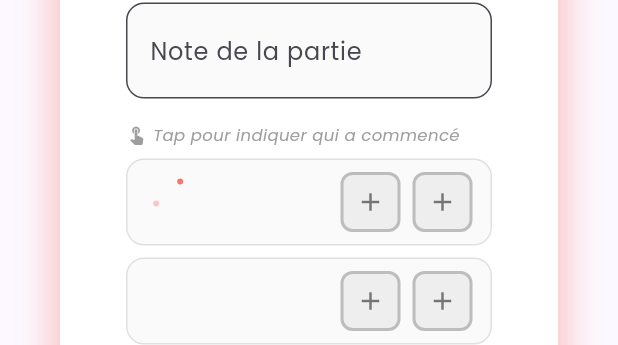
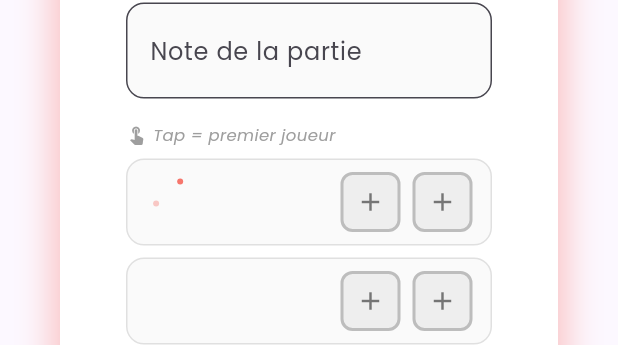
Before and after one commit to Jbijjer/lorcana_lore_counter, a Flutter app: the DrawVictoryDialog widget shown alone on an empty page, opened directly with empty values, on a phone screen of 412 x 824 dp. Shown: the part 491-836 px from the top of the screen. Run offline on Flutter 3.47's test engine with Material 3 defaults, Android fonts, the phone set to English and light mode, and no system bars; our stand-ins replace flutter_riverpod, flutter_svg, freezed_annotation, google_fonts, hive, hive_flutter and 2 more; accounts and stored records are empty; generated files the repository leaves out were written again.

Commit message:
🎨 Raccourcir le texte d'indication pour éviter l'overflow
"Tap pour indiquer qui a commencé" → "Tap = premier joueur"

```diff
--- a/lib/features/game/presentation/widgets/draw_victory_dialog.dart
+++ b/lib/features/game/presentation/widgets/draw_victory_dialog.dart
@@ -309,7 +309,7 @@ class _DrawVictoryDialogState extends State<DrawVictoryDialog>
               Icon(Icons.touch_app, size: 14, color: Colors.grey[500]),
               const SizedBox(width: 4),
               Text(
-                'Tap pour indiquer qui a commencé',
+                'Tap = premier joueur',
                 style: TextStyle(
                   fontSize: 11,
                   fontStyle: FontStyle.italic,
--- a/lib/features/game/presentation/widgets/round_victory_dialog.dart
+++ b/lib/features/game/presentation/widgets/round_victory_dialog.dart
@@ -333,7 +333,7 @@ class _RoundVictoryDialogState extends State<RoundVictoryDialog>
               Icon(Icons.touch_app, size: 14, color: Colors.grey[500]),
               const SizedBox(width: 4),
               Text(
-                'Tap pour indiquer qui a commencé',
+                'Tap = premier joueur',
                 style: TextStyle(
                   fontSize: 11,
                   fontStyle: FontStyle.italic,
```
